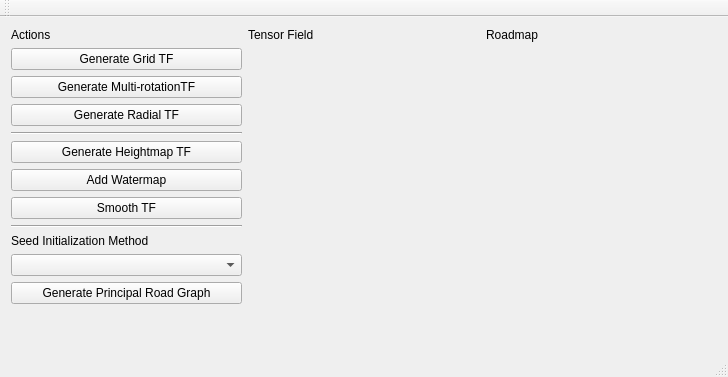
matthieuheitz/IPSM, file mainwindow.ui: the form before one commit.
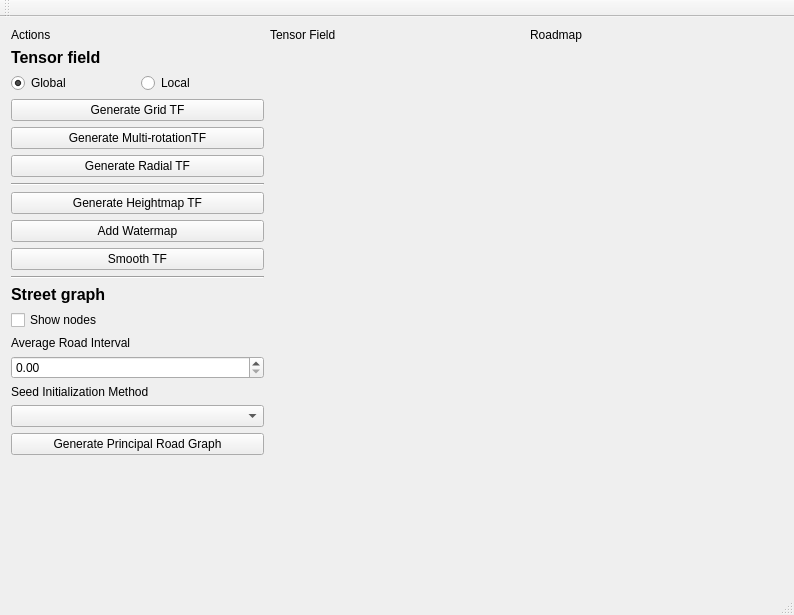
The form after the commit.

Commit message: ENH: final UI for presentation

Patch:
```diff
--- a/mainwindow.ui
+++ b/mainwindow.ui
@@ -6,8 +6,8 @@
    <rect>
     <x>0</x>
     <y>0</y>
-    <width>728</width>
-    <height>377</height>
+    <width>794</width>
+    <height>615</height>
    </rect>
   </property>
   <property name="windowTitle">
@@ -31,73 +31,45 @@
     </item>
     <item row="1" column="0">
      <layout class="QGridLayout" name="gridLayout_4">
-      <item row="11" column="0">
-       <widget class="QPushButton" name="buttonGeneratePrincipalRG">
-        <property name="text">
-         <string>Generate Principal Road Graph</string>
-        </property>
-       </widget>
-      </item>
-      <item row="1" column="0">
-       <widget class="QPushButton" name="buttonGenerateMultiRotTF">
-        <property name="text">
-         <string>Generate Multi-rotationTF</string>
-        </property>
-       </widget>
-      </item>
-      <item row="10" column="0">
-       <widget class="QComboBox" name="comboBoxSeedInit"/>
-      </item>
-      <item row="5" column="0">
-       <widget class="QPushButton" name="buttonAddWatermap">
-        <property name="text">
-         <string>Add Watermap</string>
-        </property>
-       </widget>
-      </item>
-      <item row="2" column="0">
-       <widget class="QPushButton" name="buttonGenerateRadialTF">
-        <property name="text">
-         <string>Generate Radial TF</string>
-        </property>
-       </widget>
-      </item>
-      <item row="3" column="0">
+      <item row="6" column="0">
        <widget class="Line" name="line_2">
         <property name="orientation">
          <enum>Qt::Horizontal</enum>
         </property>
        </widget>
       </item>
-      <item row="4" column="0">
-       <widget class="QPushButton" name="buttonGenerateHeightmapTF">
-        <property name="text">
-         <string>Generate Heightmap TF</string>
-        </property>
-       </widget>
-      </item>
       <item row="0" column="0">
-       <widget class="QPushButton" name="buttonGenerateGridTF">
+       <widget class="QLabel" name="labelTensorFieldBox">
+        <property name="font">
+         <font>
+          <pointsize>12</pointsize>
+          <weight>75</weight>
+          <bold>true</bold>
+         </font>
+        </property>
         <property name="text">
-         <string>Generate Grid TF</string>
+         <string>Tensor field</string>
+        </property>
+        <property name="alignment">
+         <set>Qt::AlignLeading|Qt::AlignLeft|Qt::AlignVCenter</set>
         </property>
        </widget>
       </item>
-      <item row="7" column="0">
-       <widget class="Line" name="line">
-        <property name="orientation">
-         <enum>Qt::Horizontal</enum>
+      <item row="13" column="0">
+       <widget class="QCheckBox" name="checkBoxShowNodes">
+        <property name="text">
+         <string>Show nodes</string>
         </property>
        </widget>
       </item>
       <item row="9" column="0">
-       <widget class="QLabel" name="label">
+       <widget class="QPushButton" name="buttonAddWatermap">
         <property name="text">
-         <string>Seed Initialization Method</string>
+         <string>Add Watermap</string>
         </property>
        </widget>
       </item>
-      <item row="12" column="0">
+      <item row="19" column="0">
        <spacer name="verticalSpacer">
         <property name="orientation">
          <enum>Qt::Vertical</enum>
@@ -110,13 +82,110 @@
         </property>
        </spacer>
       </item>
-      <item row="6" column="0">
+      <item row="11" column="0">
+       <widget class="Line" name="line">
+        <property name="orientation">
+         <enum>Qt::Horizontal</enum>
+        </property>
+       </widget>
+      </item>
+      <item row="10" column="0">
        <widget class="QPushButton" name="buttonSmoothTF">
         <property name="text">
          <string>Smooth TF</string>
         </property>
        </widget>
       </item>
+      <item row="5" column="0">
+       <widget class="QPushButton" name="buttonGenerateRadialTF">
+        <property name="text">
+         <string>Generate Radial TF</string>
+        </property>
+       </widget>
+      </item>
+      <item row="1" column="0">
+       <layout class="QHBoxLayout" name="horizontalLayout">
+        <item>
+         <widget class="QRadioButton" name="radioButton">
+          <property name="text">
+           <string>Global</string>
+          </property>
+          <property name="checked">
+           <bool>true</bool>
+          </property>
+         </widget>
+        </item>
+        <item>
+         <widget class="QRadioButton" name="radioButton_2">
+          <property name="text">
+           <string>Local</string>
+          </property>
+         </widget>
+        </item>
+       </layout>
+      </item>
+      <item row="4" column="0">
+       <widget class="QPushButton" name="buttonGenerateMultiRotTF">
+        <property name="text">
+         <string>Generate Multi-rotationTF</string>
+        </property>
+       </widget>
+      </item>
+      <item row="16" column="0">
+       <widget class="QLabel" name="labelSeedInitializationMethod">
+        <property name="text">
+         <string>Seed Initialization Method</string>
+        </property>
+       </widget>
+      </item>
+      <item row="18" column="0">
+       <widget class="QPushButton" name="buttonGeneratePrincipalRG">
+        <property name="text">
+         <string>Generate Principal Road Graph</string>
+        </property>
+       </widget>
+      </item>
+      <item row="17" column="0">
+       <widget class="QComboBox" name="comboBoxSeedInit"/>
+      </item>
+      <item row="12" column="0">
+       <widget class="QLabel" name="labelStreetGraphBox">
+        <property name="font">
+         <font>
+          <pointsize>12</pointsize>
+          <weight>75</weight>
+          <bold>true</bold>
+         </font>
+        </property>
+        <property name="text">
+         <string>Street graph</string>
+        </property>
+       </widget>
+      </item>
+      <item row="14" column="0">
+       <widget class="QLabel" name="labelDensity">
+        <property name="text">
+         <string>Average Road Interval</string>
+        </property>
+       </widget>
+      </item>
+      <item row="8" column="0">
+       <widget class="QPushButton" name="buttonGenerateHeightmapTF">
+        <property name="text">
+         <string>Generate Heightmap TF</string>
+        </property>
+       </widget>
+      </item>
+      <item row="3" column="0">
+       <widget class="QPushButton" name="buttonGenerateGridTF">
+        <property name="text">
+         <string>Generate Grid TF</string>
+        </property>
+       </widget>
+      </item>
+      <item row="15" column="0">
+       <widget class="QDoubleSpinBox" name="spinBoxDensity"/>
+      </item>
      </layout>
     </item>
     <item row="0" column="2">
```
Left out of the diff: 46 changed lines with no effect on the pictures.
